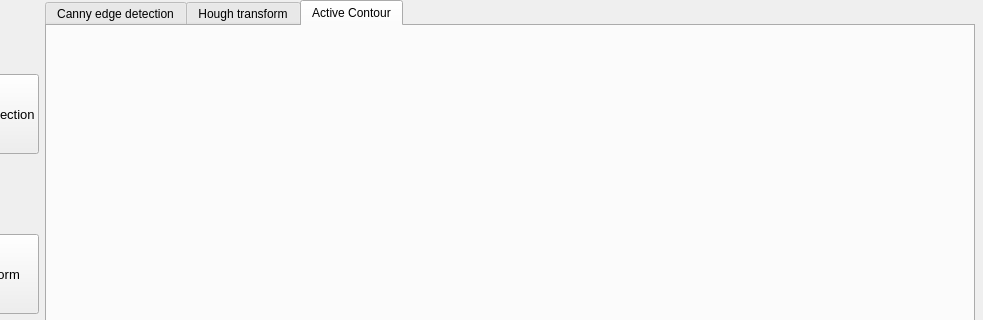
Before: the Qt Designer form task.ui in Ibrahimelsayed60/computer_vision-task_2, drawn with Qt 5; both pictures show x 106 to 1089 and y 0 to 320 of the 1089 by 621 pixel window.
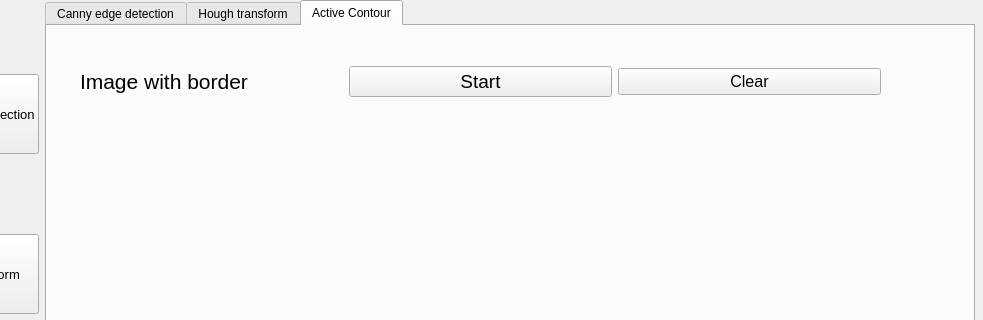
After: the same form once the commit is applied. The open tabs and pages were chosen to show the change. Custom widgets are drawn as their Qt base class.

```diff
--- a/task.ui
+++ b/task.ui
@@ -101,6 +101,61 @@
         <attribute name="title">
          <string>Active Contour</string>
         </attribute>
+        <widget class="QWidget" name="">
+         <property name="geometry">
+          <rect>
+           <x>33</x>
+           <y>40</y>
+           <width>801</width>
+           <height>441</height>
+          </rect>
+         </property>
+         <layout class="QVBoxLayout" name="verticalLayout_2" stretch="1,5">
+          <item>
+           <layout class="QHBoxLayout" name="horizontalLayout_2">
+            <item>
+             <widget class="QLabel" name="label">
+              <property name="font">
+               <font>
+                <pointsize>16</pointsize>
+               </font>
+              </property>
+              <property name="text">
+               <string>Image with border</string>
+              </property>
+             </widget>
+            </item>
+            <item>
+             <widget class="QPushButton" name="pushButton_4">
+              <property name="font">
+               <font>
+                <pointsize>14</pointsize>
+               </font>
+              </property>
+              <property name="text">
+               <string>Start</string>
+              </property>
+             </widget>
+            </item>
+            <item>
+             <widget class="QPushButton" name="pushButton_5">
+              <property name="font">
+               <font>
+                <pointsize>12</pointsize>
+               </font>
+              </property>
+              <property name="text">
+               <string>Clear</string>
+              </property>
+             </widget>
+            </item>
+           </layout>
+          </item>
+          <item>
+           <widget class="PlotWidget" name="image_1" native="true"/>
+          </item>
+         </layout>
+        </widget>
        </widget>
       </widget>
      </item>
@@ -119,6 +174,14 @@
   </widget>
   <widget class="QStatusBar" name="statusbar"/>
  </widget>
+ <customwidgets>
+  <customwidget>
+   <class>PlotWidget</class>
+   <extends>QWidget</extends>
+   <header>pyqtgraph</header>
+   <container>1</container>
+  </customwidget>
+ </customwidgets>
  <resources/>
  <connections/>
 </ui>
```
